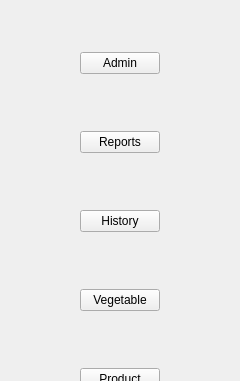
Above: Project/ui/menu_frame.ui from Selvam-T/POS before the change; both pictures show x 0 to 240 and y 0 to 381 of the 240 by 600 pixel window. Below: the same form after it.
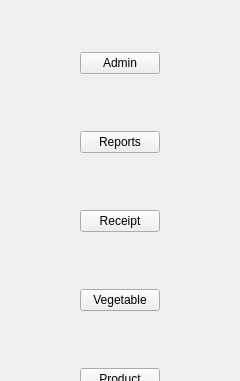
That is the form after the change.

```diff
--- a/Project/ui/menu_frame.ui
+++ b/Project/ui/menu_frame.ui
@@ -64,7 +64,7 @@
       <string>Receipt history</string>
      </property>
      <property name="text">
-      <string>History</string>
+      <string>Receipt</string>
      </property>
     </widget>
    </item>
```
Left out of the diff: 2 changed lines with no effect on the pictures.
